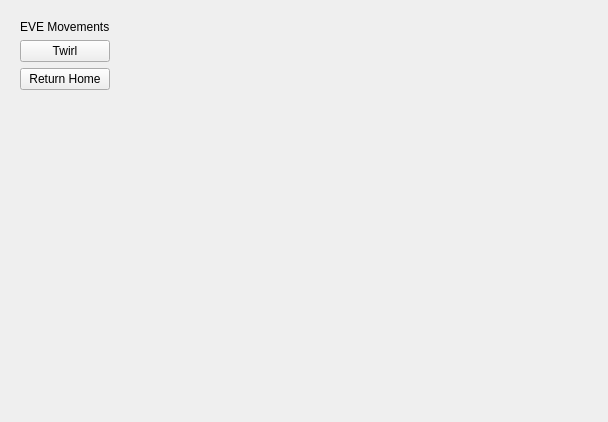
Above: resources/widget/Assignment1Widget/Widget.ui from doc2122/space2014 before the change. Below: the same form after it.
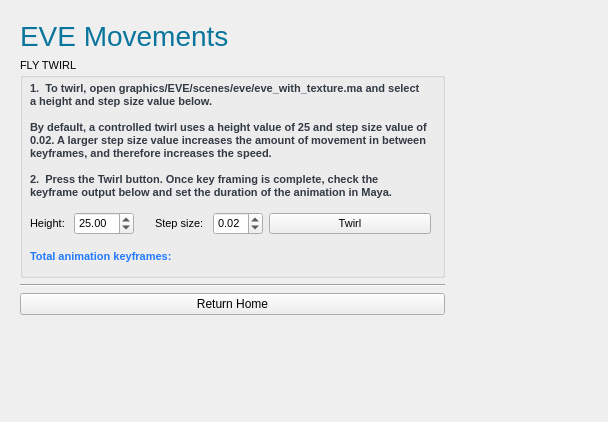
That is the form after the change.

Commit message: Added speed and height controls to EVE's twirl animation

Diff of the .ui file:
```diff
--- a/resources/widget/Assignment1Widget/Widget.ui
+++ b/resources/widget/Assignment1Widget/Widget.ui
@@ -14,20 +14,437 @@
    <string>Form</string>
   </property>
   <layout class="QGridLayout" name="gridLayout">
-   <item row="0" column="0">
+   <item row="1" column="1">
+    <spacer name="horizontalSpacer">
+     <property name="orientation">
+      <enum>Qt::Horizontal</enum>
+     </property>
+     <property name="sizeHint" stdset="0">
+      <size>
+       <width>439</width>
+       <height>20</height>
+      </size>
+     </property>
+    </spacer>
+   </item>
+   <item row="1" column="0">
     <widget class="QWidget" name="controlsBox" native="true">
      <layout class="QVBoxLayout" name="verticalLayout">
       <item>
        <widget class="QLabel" name="label">
+        <property name="palette">
+         <palette>
+          <active>
+           <colorrole role="WindowText">
+            <brush brushstyle="SolidPattern">
+             <color alpha="255">
+              <red>10</red>
+              <green>117</green>
+              <blue>156</blue>
+             </color>
+            </brush>
+           </colorrole>
+          </active>
+          <inactive>
+           <colorrole role="WindowText">
+            <brush brushstyle="SolidPattern">
+             <color alpha="255">
+              <red>10</red>
+              <green>117</green>
+              <blue>156</blue>
+             </color>
+            </brush>
+           </colorrole>
+          </inactive>
+          <disabled>
+           <colorrole role="WindowText">
+            <brush brushstyle="SolidPattern">
+             <color alpha="255">
+              <red>120</red>
+              <green>120</green>
+              <blue>120</blue>
+             </color>
+            </brush>
+           </colorrole>
+          </disabled>
+         </palette>
+        </property>
+        <property name="font">
+         <font>
+          <pointsize>21</pointsize>
+         </font>
+        </property>
         <property name="text">
          <string>EVE Movements</string>
         </property>
        </widget>
       </item>
       <item>
-       <widget class="QPushButton" name="exampleBtn">
-        <property name="text">
-         <string>Twirl</string>
+       <widget class="QGroupBox" name="groupBox">
+        <property name="sizePolicy">
+         <sizepolicy hsizetype="Maximum" vsizetype="Maximum">
+          <horstretch>0</horstretch>
+          <verstretch>0</verstretch>
+         </sizepolicy>
+        </property>
+        <property name="minimumSize">
+         <size>
+          <width>425</width>
+          <height>220</height>
+         </size>
+        </property>
+        <property name="maximumSize">
+         <size>
+          <width>425</width>
+          <height>250</height>
+         </size>
+        </property>
+        <property name="palette">
+         <palette>
+          <active>
+           <colorrole role="WindowText">
+            <brush brushstyle="SolidPattern">
+             <color alpha="255">
+              <red>0</red>
+              <green>0</green>
+              <blue>0</blue>
+             </color>
+            </brush>
+           </colorrole>
+           <colorrole role="Text">
+            <brush brushstyle="SolidPattern">
+             <color alpha="255">
+              <red>0</red>
+              <green>0</green>
+              <blue>0</blue>
+             </color>
+            </brush>
+           </colorrole>
+          </active>
+          <inactive>
+           <colorrole role="WindowText">
+            <brush brushstyle="SolidPattern">
+             <color alpha="255">
+              <red>0</red>
+              <green>0</green>
+              <blue>0</blue>
+             </color>
+            </brush>
+           </colorrole>
+           <colorrole role="Text">
+            <brush brushstyle="SolidPattern">
+             <color alpha="255">
+              <red>0</red>
+              <green>0</green>
+              <blue>0</blue>
+             </color>
+            </brush>
+           </colorrole>
+          </inactive>
+          <disabled>
+           <colorrole role="WindowText">
+            <brush brushstyle="SolidPattern">
+             <color alpha="255">
+              <red>120</red>
+              <green>120</green>
+              <blue>120</blue>
+             </color>
+            </brush>
+           </colorrole>
+           <colorrole role="Text">
+            <brush brushstyle="SolidPattern">
+             <color alpha="255">
+              <red>120</red>
+              <green>120</green>
+              <blue>120</blue>
+             </color>
+            </brush>
+           </colorrole>
+          </disabled>
+         </palette>
+        </property>
+        <property name="font">
+         <font>
+          <pointsize>8</pointsize>
+          <weight>50</weight>
+          <bold>false</bold>
+         </font>
+        </property>
+        <property name="title">
+         <string>FLY TWIRL</string>
+        </property>
+        <widget class="QLabel" name="label_4">
+         <property name="geometry">
+          <rect>
+           <x>10</x>
+           <y>20</y>
+           <width>399</width>
+           <height>125</height>
+          </rect>
+         </property>
+         <property name="palette">
+          <palette>
+           <active>
+            <colorrole role="WindowText">
+             <brush brushstyle="SolidPattern">
+              <color alpha="255">
+               <red>51</red>
+               <green>58</green>
+               <blue>68</blue>
+              </color>
+             </brush>
+            </colorrole>
+            <colorrole role="Text">
+             <brush brushstyle="SolidPattern">
+              <color alpha="255">
+               <red>24</red>
+               <green>85</green>
+               <blue>177</blue>
+              </color>
+             </brush>
+            </colorrole>
+           </active>
+           <inactive>
+            <colorrole role="WindowText">
+             <brush brushstyle="SolidPattern">
+              <color alpha="255">
+               <red>51</red>
+               <green>58</green>
+               <blue>68</blue>
+              </color>
+             </brush>
+            </colorrole>
+            <colorrole role="Text">
+             <brush brushstyle="SolidPattern">
+              <color alpha="255">
+               <red>24</red>
+               <green>85</green>
+               <blue>177</blue>
+              </color>
+             </brush>
+            </colorrole>
+           </inactive>
+           <disabled>
+            <colorrole role="WindowText">
+             <brush brushstyle="SolidPattern">
+              <color alpha="255">
+               <red>120</red>
+               <green>120</green>
+               <blue>120</blue>
+              </color>
+             </brush>
+            </colorrole>
+            <colorrole role="Text">
+             <brush brushstyle="SolidPattern">
+              <color alpha="255">
+               <red>120</red>
+               <green>120</green>
+               <blue>120</blue>
+              </color>
+             </brush>
+            </colorrole>
+           </disabled>
+          </palette>
+         </property>
+         <property name="font">
+          <font>
+           <pointsize>8</pointsize>
+           <weight>75</weight>
+           <bold>true</bold>
+          </font>
+         </property>
+         <property name="text">
+          <string>1.  To twirl, open graphics/EVE/scenes/eve/eve_with_texture.ma and select a height and step size value below. 
+
+By default, a controlled twirl uses a height value of 25 and step size value of 0.02. A larger step size value increases the amount of movement in between keyframes, and therefore increases the speed.
+
+2.  Press the Twirl button. Once key framing is complete, check the keyframe output below and set the duration of the animation in Maya.</string>
+         </property>
+         <property name="wordWrap">
+          <bool>true</bool>
+         </property>
+        </widget>
+        <widget class="QLabel" name="outputLabel">
+         <property name="geometry">
+          <rect>
+           <x>10</x>
+           <y>190</y>
+           <width>221</width>
+           <height>16</height>
+          </rect>
+         </property>
+         <property name="sizePolicy">
+          <sizepolicy hsizetype="Fixed" vsizetype="Preferred">
+           <horstretch>0</horstretch>
+           <verstretch>0</verstretch>
+          </sizepolicy>
+         </property>
+         <property name="palette">
+          <palette>
+           <active>
+            <colorrole role="WindowText">
+             <brush brushstyle="SolidPattern">
+              <color alpha="255">
+               <red>34</red>
+               <green>122</green>
+               <blue>255</blue>
+              </color>
+             </brush>
+            </colorrole>
+           </active>
+           <inactive>
+            <colorrole role="WindowText">
+             <brush brushstyle="SolidPattern">
+              <color alpha="255">
+               <red>34</red>
+               <green>122</green>
+               <blue>255</blue>
+              </color>
+             </brush>
+            </colorrole>
+           </inactive>
+           <disabled>
+            <colorrole role="WindowText">
+             <brush brushstyle="SolidPattern">
+              <color alpha="255">
+               <red>120</red>
+               <green>120</green>
+               <blue>120</blue>
+              </color>
+             </brush>
+            </colorrole>
+           </disabled>
+          </palette>
+         </property>
+         <property name="font">
+          <font>
+           <weight>75</weight>
+           <italic>false</italic>
+           <bold>true</bold>
+          </font>
+         </property>
+         <property name="layoutDirection">
+          <enum>Qt::LeftToRight</enum>
+         </property>
+         <property name="text">
+          <string>Total animation keyframes:   </string>
+         </property>
+         <property name="alignment">
+          <set>Qt::AlignLeading|Qt::AlignLeft|Qt::AlignVCenter</set>
+         </property>
+        </widget>
+        <widget class="QWidget" name="">
+         <property name="geometry">
+          <rect>
+           <x>10</x>
+           <y>150</y>
+           <width>401</width>
+           <height>31</height>
+          </rect>
+         </property>
+         <layout class="QHBoxLayout" name="horizontalLayout_2">
+          <item>
+           <layout class="QHBoxLayout" name="horizontalLayout">
+            <item>
+             <widget class="QLabel" name="heightLabel">
+              <property name="text">
+               <string>Height: </string>
+              </property>
+             </widget>
+            </item>
+            <item>
+             <widget class="QDoubleSpinBox" name="heightBox">
+              <property name="minimumSize">
+               <size>
+                <width>60</width>
+                <height>0</height>
+               </size>
+              </property>
+              <property name="maximumSize">
+               <size>
+                <width>60</width>
+                <height>16777215</height>
+               </size>
+              </property>
+              <property name="maximum">
+               <double>100.000000000000000</double>
+              </property>
+              <property name="singleStep">
+               <double>5.000000000000000</double>
+              </property>
+              <property name="value">
+               <double>25.000000000000000</double>
+              </property>
+             </widget>
+            </item>
+            <item>
+             <spacer name="horizontalSpacer_2">
+              <property name="orientation">
+               <enum>Qt::Horizontal</enum>
+              </property>
+              <property name="sizeType">
+               <enum>QSizePolicy::Fixed</enum>
+              </property>
+              <property name="sizeHint" stdset="0">
+               <size>
+                <width>15</width>
+                <height>20</height>
+               </size>
+              </property>
+             </spacer>
+            </item>
+            <item>
+             <widget class="QLabel" name="stepSizeLabel">
+              <property name="text">
+               <string>Step size: </string>
+              </property>
+             </widget>
+            </item>
+            <item>
+             <widget class="QDoubleSpinBox" name="stepSizeBox">
+              <property name="minimumSize">
+               <size>
+                <width>50</width>
+                <height>0</height>
+               </size>
+              </property>
+              <property name="maximumSize">
+               <size>
+                <width>50</width>
+                <height>16777215</height>
+               </size>
+              </property>
+              <property name="minimum">
+               <double>0.010000000000000</double>
+              </property>
+              <property name="maximum">
+               <double>0.160000000000000</double>
+              </property>
+              <property name="singleStep">
+               <double>0.010000000000000</double>
+              </property>
+              <property name="value">
+               <double>0.020000000000000</double>
+              </property>
+             </widget>
+            </item>
+           </layout>
+          </item>
+          <item>
+           <widget class="QPushButton" name="exampleBtn">
+            <property name="text">
+             <string>Twirl</string>
+            </property>
+           </widget>
+          </item>
+         </layout>
+        </widget>
+       </widget>
+      </item>
+      <item>
+       <widget class="Line" name="line">
+        <property name="orientation">
+         <enum>Qt::Horizontal</enum>
         </property>
        </widget>
       </item>
@@ -54,19 +471,6 @@
      </layout>
     </widget>
    </item>
-   <item row="0" column="1">
-    <spacer name="horizontalSpacer">
-     <property name="orientation">
-      <enum>Qt::Horizontal</enum>
-     </property>
-     <property name="sizeHint" stdset="0">
-      <size>
-       <width>439</width>
-       <height>20</height>
-      </size>
-     </property>
-    </spacer>
-   </item>
   </layout>
  </widget>
  <resources/>
```
The commit also changes 1 other file.
